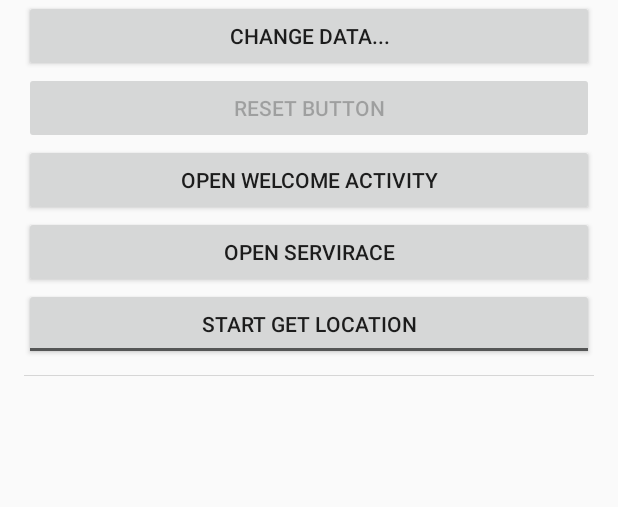
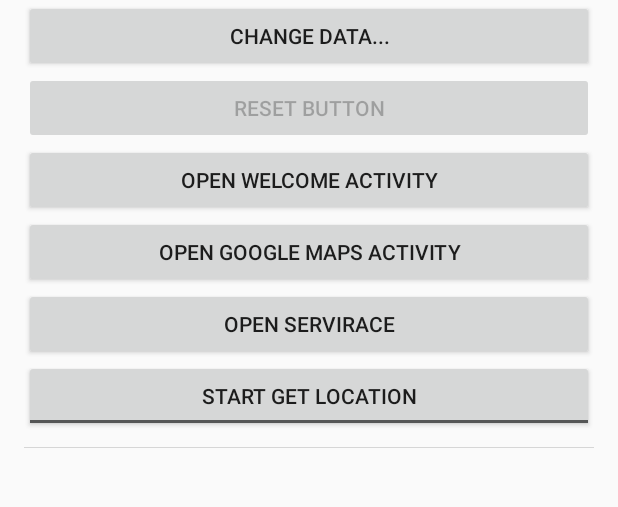
Before and after one commit to mugan86/android-utils-library, an Android app: the screen it shows after launch (MainActivity), on a phone screen of 412 x 824 dp, the part 189-696 px from its top. Run offline under Robolectric (Android 15) with nearby library versions, the phone set to English and light mode, and no system bars; our stand-ins replace Picasso; pictures from the network do not load.

Commit message:
Add new option button, open basic maps activity

```diff
--- a/utils/src/main/res/layout/my_view.xml
+++ b/utils/src/main/res/layout/my_view.xml
@@ -33,6 +33,11 @@
         android:layout_width="match_parent"
         android:layout_height="wrap_content" />
     <Button
+        android:text="Open Google Maps Activity"
+        android:id="@+id/mapsButton"
+        android:layout_width="match_parent"
+        android:layout_height="wrap_content" />
+    <Button
         android:text="Open Servirace"
         android:id="@+id/show_servirace_main_pageButton"
         android:layout_width="match_parent"
```
